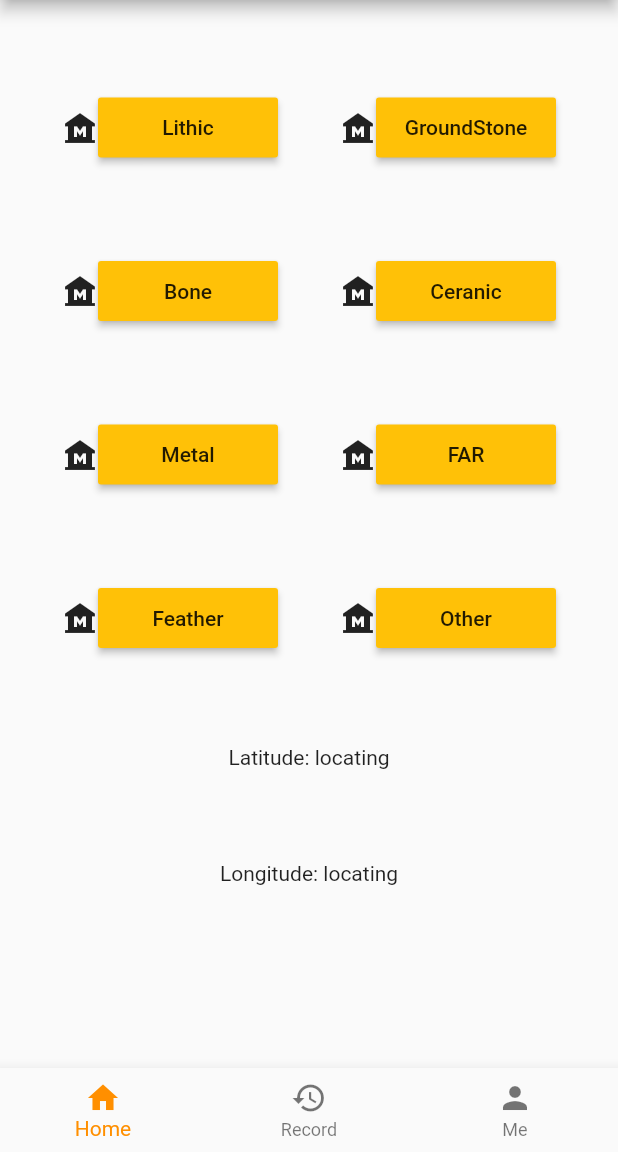
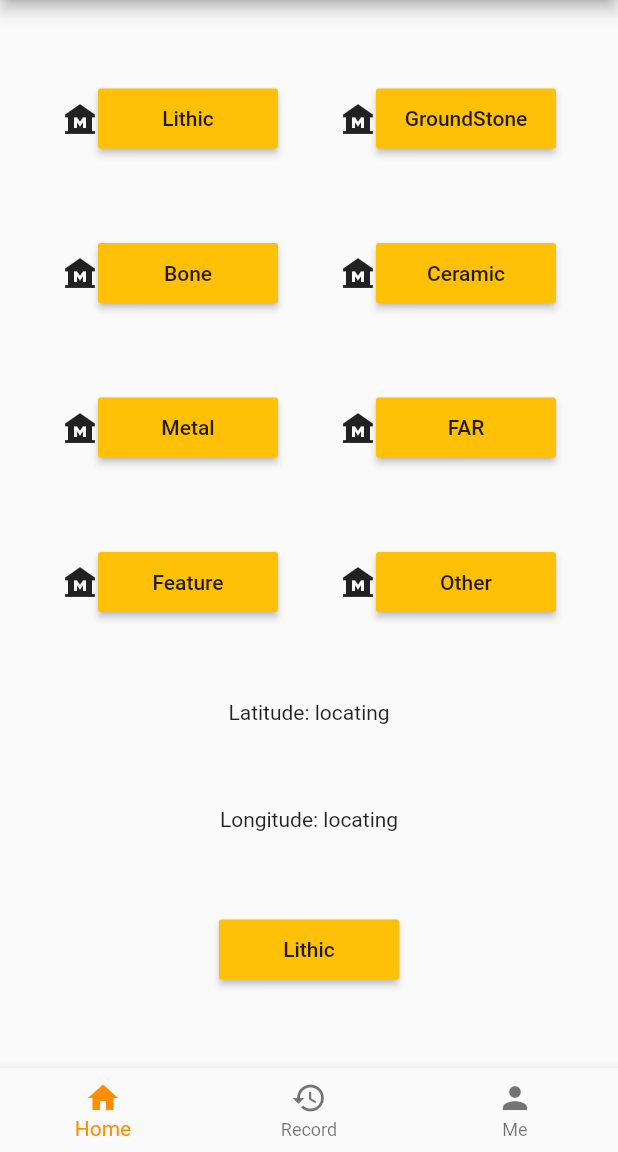
Before and after one commit to JonasanL/Archeology, a Flutter app: the screen it shows after launch, on a phone screen of 412 x 824 dp, the part 84-1236 px from its top. Run offline on Flutter 3.47's test engine with Material 2 defaults, Android fonts, the phone set to English and light mode, and no system bars; our stand-ins replace geolocator, sqflite; accounts and stored records are empty.

```diff
--- a/lib/home.dart
+++ b/lib/home.dart
@@ -1,8 +1,9 @@
-import 'dart:developer';
 import 'dart:async';
 import 'package:flutter/material.dart';
 import 'package:geolocator/geolocator.dart';
 //import 'dart:math';
+import 'LithicPage.dart';
+import 'database.dart';
 
 int update = 0;
 
@@ -12,29 +13,18 @@ Custom class that implement the home screen layout
 class HomeScreen extends StatelessWidget {
   @override
   Widget build(BuildContext context) {
-    return new Scaffold(
-        body: HomeScreenButton()
-
-    );
-    // TODO: implement build
-    throw UnimplementedError();
+    return new Scaffold(body: HomeScreenButton());
   }
-
-
 }
-
 
 class HomeScreenButton extends StatelessWidget {
   @override
   Widget build(BuildContext context) {
     return new CustomButtonColumn();
   }
-
 }
 
-
 class CustomButtonColumn extends StatefulWidget {
-
   @override
   State<StatefulWidget> createState() => _CustomButtonColumn();
 }
@@ -60,17 +50,16 @@ class _CustomButtonColumn extends State<CustomButtonColumn> {
       }
       this.latitude = position.latitude.toString();
       this.longitude = position.longitude.toString();
-
-    }
-    catch(e){}
-
+    } catch (e) {}
   }
 
-  void _update() {setState(() {});}
+  void _update() {
+    setState(() {});
+  }
 
   @override
   void initState() {
-    const fiveSeconds = const Duration(seconds: 5);
+    const fiveSeconds = const Duration(seconds: 1);
     getLocation = Timer.periodic(fiveSeconds, (Timer t) => _getLocation());
     updateLocation = Timer.periodic(fiveSeconds, (Timer t) => _update());
     super.initState();
@@ -80,7 +69,6 @@ class _CustomButtonColumn extends State<CustomButtonColumn> {
   void dispose() {
     getLocation.cancel();
     updateLocation.cancel();
-    // TODO: implement dispose
     super.dispose();
   }
 
@@ -91,30 +79,28 @@ class _CustomButtonColumn extends State<CustomButtonColumn> {
         Spacer(),
         CustomButtonRow("Lithic", "GroundStone"),
         Spacer(),
-        CustomButtonRow("Bone", "Ceranic"),
+        CustomButtonRow("Bone", "Ceramic"),
         Spacer(),
         CustomButtonRow("Metal", "FAR"),
         Spacer(),
-        CustomButtonRow("Feather", "Other"),
+        CustomButtonRow("Feature", "Other"),
         Spacer(),
         Text("Latitude: " + latitude),
         Spacer(),
         Text("Longitude: " + longitude),
         Spacer(),
+        LithicButton("Lithic"),
         Spacer()
       ],
     );
   }
-
 }
-
-
 
 class CustomButtonRow extends StatelessWidget {
   String firstlabel;
   String secondlabel;
 
-  CustomButtonRow(String firstlabel, String secondlabel){
+  CustomButtonRow(String firstlabel, String secondlabel) {
     this.firstlabel = firstlabel;
     this.secondlabel = secondlabel;
   }
@@ -130,13 +116,11 @@ class CustomButtonRow extends StatelessWidget {
         Icon(Icons.museum),
         CustomHomeButton(secondlabel),
         Spacer(),
-
       ],
     );
+  }
+}
 
-  }
-
-}
 /*
 Custom Home Button that is used to display common archeology label
 It contains one image and one text that retreat from database
@@ -145,7 +129,30 @@ It contains one image and one text that retreat from database
 class CustomHomeButton extends StatelessWidget {
   String label;
 
-  void nothing(){}
+  void addRecord() async{
+    try {
+      Position position;
+      if (await Geolocator.isLocationServiceEnabled()) {
+        position = await Geolocator.getCurrentPosition(
+        desiredAccuracy: LocationAccuracy.high,
+        timeLimit: Duration(seconds: 1));
+    }
+
+    String latitude = position.latitude.toString();
+    String longitude = position.longitude.toString();
+
+
+    SQLiteDatabase db = new SQLiteDatabase();
+    List<Record> temp = await db.getAllRecord();
+
+
+    final record = Record(id : temp.length, user: "default", project: "testing", device: "android", artifact: label, latitude: latitude, longitude: longitude);
+
+    await db.insertRecord(record);
+    }
+    catch (e) {}
+
+  }
 
   CustomHomeButton(String label) {
     this.label = label;
@@ -155,11 +162,31 @@ class CustomHomeButton extends StatelessWidget {
   Widget build(BuildContext context) {
     return MaterialButton(
       child: Text(label),
-      onPressed: nothing,
+      onPressed: addRecord,
       color: Colors.amber,
       height: 40,
       minWidth: 120,
-
     );
   }
 }
+
+class LithicButton extends CustomHomeButton {
+  String label;
+  LithicButton(String label) : super(label) {
+    this.label = label;
+  }
+
+  @override
+  Widget build(BuildContext context) {
+    return MaterialButton(
+      child: Text(this.label),
+      onPressed: () {
+        Navigator.push(
+            context, MaterialPageRoute(builder: (context) => LithicPage()));
+      },
+      color: Colors.amber,
+      height: 40,
+      minWidth: 120,
+    );
+  }
+}
--- a/lib/main.dart
+++ b/lib/main.dart
@@ -11,8 +11,8 @@ import 'database.dart';
 
 
 void main() async {
-  SQLiteDatabase a = new SQLiteDatabase();
-  a.createDatabase();
+  //SQLiteDatabase a = new SQLiteDatabase();
+  //a.createDatabase();
   runApp(MyApp());
 }
 
--- a/lib/navigation.dart
+++ b/lib/navigation.dart
@@ -1,6 +1,7 @@
 import 'package:flutter/material.dart';
 
 import 'home.dart';
+import 'record_page.dart';
 
 /// This is the stateful widget that the main application instantiates.
 class NavigationBar extends StatefulWidget {
@@ -17,10 +18,7 @@ class _NavigationBar extends State<NavigationBar> {
   TextStyle(fontSize: 30, fontWeight: FontWeight.bold);
   static List<Widget> _widgetOptions = <Widget>[
     HomeScreen(),
-    Text(
-      'Index 1: Record',
-      style: optionStyle,
-    ),
+    RecordScreen(),
     Text(
       'Index 2: Me',
       style: optionStyle,
```
Also changed, not shown: lib/LithicPage.dart (added, +120 -0 lines), lib/database.dart (+28 -7 lines), lib/record_page.dart (added, +89 -0 lines).
